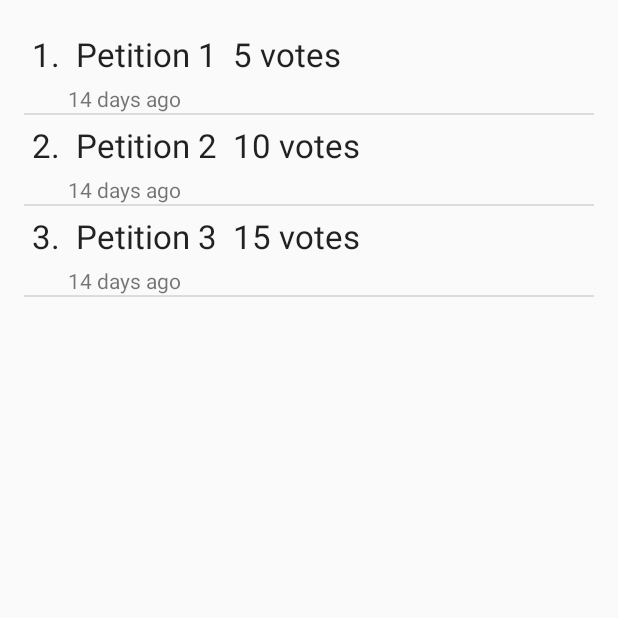
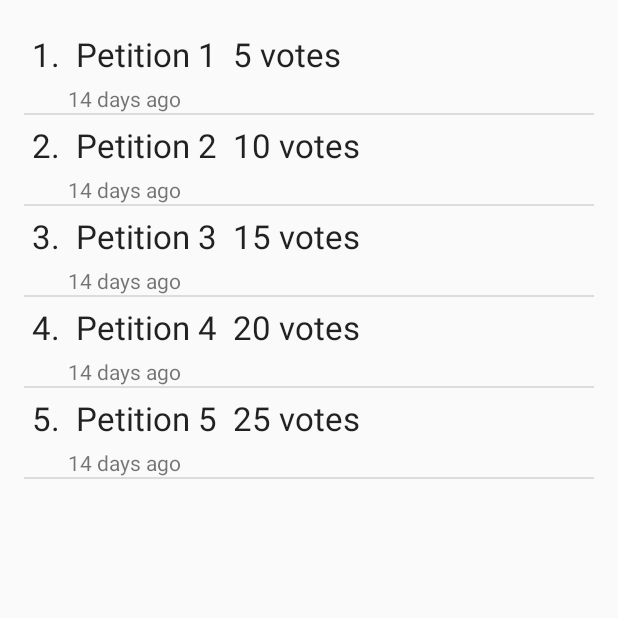
Before and after one commit to zgknoll/OurState, an Android app: the NewPetitionListActivity screen opened directly, with no data from a screen before it, on a phone screen of 412 x 824 dp, the top half of it. Run offline under Robolectric (Android 15) with nearby library versions, the phone set to English and light mode, and no system bars.

Commit message:
Fixed some shit

```diff
--- a/app/build.gradle
+++ b/app/build.gradle
@@ -24,4 +24,6 @@ dependencies {
     testCompile 'junit:junit:4.12'
     compile 'com.android.support:appcompat-v7:24.2.1'
     compile 'com.android.support:design:24.2.1'
+    compile 'com.android.support:support-v4:24.2.1'
+    compile 'com.android.support:recyclerview-v7:24.2.1'
 }
--- a/app/src/main/java/bitsplease/ourstate/NewPetitionListActivity.java
+++ b/app/src/main/java/bitsplease/ourstate/NewPetitionListActivity.java
@@ -10,28 +10,70 @@ import android.widget.ListView;
 import android.widget.Toast;
 
 import java.util.ArrayList;
+import java.util.Arrays;
+import java.util.Date;
 
 
 public class NewPetitionListActivity extends Activity {
 
+    private int count;
+//    private Petition[] petitionArray;
+//    private DatabaseHelper db;
+//    private int petCount;
+//    private int voteCount;
+//    private int timeCount;
+//    private long currentTime;
     @Override
     protected void onCreate(Bundle savedInstanceState) {
         super.onCreate(savedInstanceState);
+
+//        db=new DatabaseHelper(this,1);
+//        petitionArray= db.getAllPetitions();
         setContentView(R.layout.activity_new_petition_list);
 
         ArrayList<String> petitionsList = new ArrayList<String>();
+        count=petitionsList.size();
+//        petCount=petitionsList.size();
+//        voteCount=petitionsList.size();
+//        timeCount=petitionsList.size();
+//        while(petitionArray.length>petCount)
+//        {
+//            petitionsList.add(petitionArray[petCount].getPetitionTitle());
+//            petCount++;
+//        }
+
         petitionsList.add("Petition 1");
         petitionsList.add("Petition 2");
         petitionsList.add("Petition 3");
+        petitionsList.add("Petition 4");
+        petitionsList.add("Petition 5");
         ArrayList<String> petitionNumList = new ArrayList<String>();
-        petitionNumList.add("1.");
-        petitionNumList.add("2.");
-        petitionNumList.add("3.");
+        while(petitionsList.size()>count)
+        {
+            petitionNumList.add(count+1 + ".");
+            count++;
+
+        }
         ArrayList<String> petitionVotesList = new ArrayList<String>();
+//        while(petitionArray.length>voteCount)
+//        {
+//            petitionVotesList.add(petitionArray[voteCount].getVotes()+"votes");
+//            voteCount++;
+//        }
         petitionVotesList.add("5 votes");
         petitionVotesList.add("10 votes");
         petitionVotesList.add("15 votes");
+        petitionVotesList.add("20 votes");
+        petitionVotesList.add("25 votes");
         ArrayList<String> timeAgoList = new ArrayList<String>();
+//        while(petitionArray.length>timeCount)
+//        {
+//            currentTime=new Date().getTime();
+//            petitionVotesList.add(TimeAgo.toDuration(currentTime-(petitionArray[timeCount].getCreationTime())));
+//            timeCount++;
+//        }
+        timeAgoList.add(TimeAgo.toDuration(1230000000));
+        timeAgoList.add(TimeAgo.toDuration(1230000000));
         timeAgoList.add(TimeAgo.toDuration(1230000000));
         timeAgoList.add(TimeAgo.toDuration(1230000000));
         timeAgoList.add(TimeAgo.toDuration(1230000000));
--- a/app/src/main/res/layout/custom_row.xml
+++ b/app/src/main/res/layout/custom_row.xml
@@ -21,8 +21,8 @@
             android:textAppearance="?android:attr/textAppearanceLarge"
             android:text="Large Text"
             android:id="@+id/petitionName"
-            android:layout_margin="5dp"
-            android:layout_column="7" />
+            android:layout_column="7"
+            android:layout_margin="5dp" />
 
         <TextView
             android:layout_width="wrap_content"
--- a/app/src/main/res/values/strings.xml
+++ b/app/src/main/res/values/strings.xml
@@ -3,6 +3,7 @@
 
     <!-- Strings related to login -->
     <string name="prompt_email">Email</string>
+    <string name="action_go_petitions">Petitions</string>
     <string name="prompt_password">Password (optional)</string>
     <string name="action_sign_in">Sign in or register</string>
     <string name="action_sign_in_short">Sign in</string>
@@ -16,6 +17,7 @@
     </string>
     <string name="title_activity_profile">ProfileActivity</string>
     <string name="large_text">
+
         "Material is the metaphor.\n\n"
 
         "A material metaphor is the unifying theory of a rationalized space and a system of motion."
```
